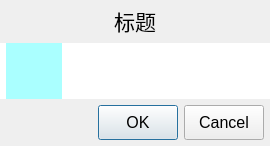
Qt form ui/dialog/dpl_message_box.ui (15903016222/Voice) before a commit.
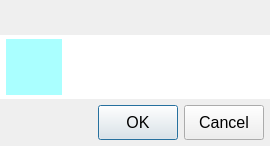
The same form after that commit.

Patch:
```diff
--- a/ui/dialog/dpl_message_box.ui
+++ b/ui/dialog/dpl_message_box.ui
@@ -37,7 +37,7 @@
       </font>
      </property>
      <property name="text">
-      <string>标题</string>
+      <string/>
      </property>
      <property name="alignment">
       <set>Qt::AlignCenter</set>
```
